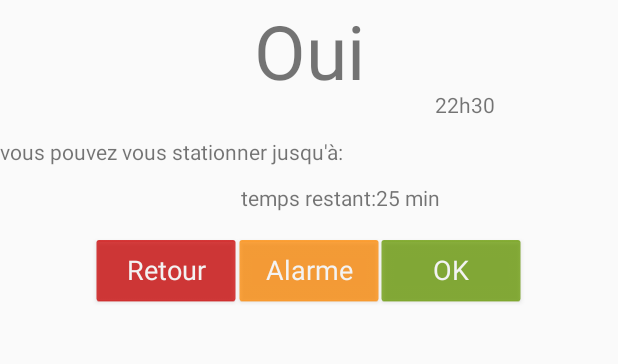
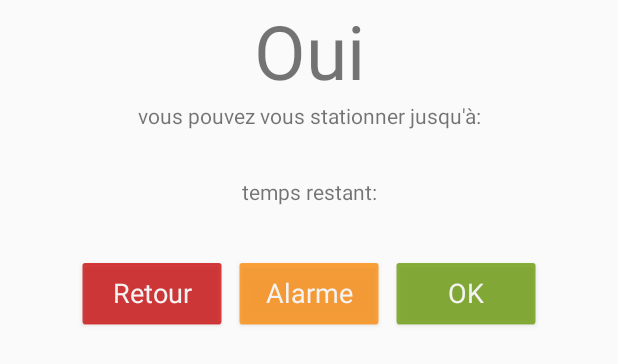
Before and after one commit to nisab3/NoTicketV6, an Android app: the layout analyse.xml on its own in the app's theme, with its tools: preview values and no code run, on a phone screen of 412 x 824 dp. Shown: the top 364 px of the screen. Run offline under Robolectric (Android 15) with nearby library versions, the phone set to English and light mode, and no system bars.

Commit message:
analyse dans le main

```diff
--- a/app/src/main/java/com/noticket/noticketv6/MainActivity.java
+++ b/app/src/main/java/com/noticket/noticketv6/MainActivity.java
@@ -411,26 +411,32 @@ public class MainActivity extends AppCompatActivity {
         Button boutonRetour = (Button) analyseView.findViewById(R.id.boutonFavSup);
 
         TextView reponse = (TextView) analyseView.findViewById(R.id.reponse);
+        TextView momentDisponible = (TextView) analyseView.findViewById(R.id.momentDisponible);
+        TextView tempsDisponible = (TextView) analyseView.findViewById(R.id.tempsRestant);
 
-
-//        String test = poteau.test();
-//        Toast.makeText(this, test, Toast.LENGTH_SHORT).show();
-//        TextView test1 = (TextView) analyseView.findViewById(R.id.textView6);
-//        test1.setText(test);
 
         // analyse return int[heure, min, peutMaintenant=>(0=non et 1=Oui), jour=>(0=aujourdhui et 1=demain)]
         analyse = poteau.analyse();
-//        String test = poteau.
-//        TextView test1 = (TextView) analyseView.findViewById(R.id.textView6);
-//        test1.setText(test);
+
+        // Pour faire que les heures comme 12h00 ne donne pas 12h0
+        String heure = "" + analyse[0];
+        String minute = "" + analyse[1];
+        if (heure.equals("0")) heure="00";
+        if (minute.equals("0")) minute="00";
 
         // Si on ne peut pas se stationner
         if (analyse[2]==0) {
             reponse.setText("Non");
             reponse.setTextColor(Color.RED);
+            momentDisponible.setText("Le stationnement ne sera disponible qu'à "+heure+"h"+minute);
+            // TODO fonction qui calcule la différence entre 2 temps
+            tempsDisponible.setText("Il reste à attendre "+"1h22");
         } else {
             reponse.setText("Oui");
             reponse.setTextColor(Color.GREEN);
+            momentDisponible.setText("Le stationnement est disponible jusqu'à "+heure+"h"+minute);
+            // TODO fonction qui calcule la différence entre 2 temps
+            tempsDisponible.setText("Vous devrez déplacez votre véhicule dans "+"1 heure et 22 minutes");
         }
 
         analyseBuilder.setView(analyseView);
--- a/app/src/main/res/layout/analyse.xml
+++ b/app/src/main/res/layout/analyse.xml
@@ -21,7 +21,7 @@
         android:layout_width="100dp"
         android:layout_height="wrap_content"
         android:layout_alignTop="@+id/boutonFavAnuler"
-        android:layout_toStartOf="@+id/textView4"
+        android:layout_toStartOf="@+id/reponse"
         android:backgroundTint="@android:color/holo_red_dark"
         android:text="Retour" />
 
@@ -31,7 +31,7 @@
         android:layout_width="100dp"
         android:layout_height="wrap_content"
         android:layout_alignTop="@+id/boutonFavSup"
-        android:layout_toEndOf="@+id/textView4"
+        android:layout_toEndOf="@+id/reponse"
         android:backgroundTint="@android:color/holo_green_dark"
         android:text="OK" />
 
@@ -42,43 +42,27 @@
         android:layout_height="wrap_content"
         android:layout_alignParentTop="true"
         android:layout_centerHorizontal="true"
-        android:layout_marginTop="156dp"
+        android:layout_marginTop="171dp"
         android:backgroundTint="@android:color/holo_orange_dark"
         android:text="Alarme" />
 
     <TextView
-        android:id="@+id/textView4"
-        android:layout_width="wrap_content"
-        android:layout_height="wrap_content"
+        android:id="@+id/tempsRestant"
+        android:layout_width="224dp"
+        android:layout_height="43dp"
         android:layout_alignParentTop="true"
         android:layout_centerHorizontal="true"
-        android:layout_marginTop="122dp"
-        android:text="temps restant:" />
+        android:layout_marginTop="118dp"
+        android:text="temps restant:"
+        android:textAlignment="center" />
 
     <TextView
-        android:id="@+id/textView5"
+        android:id="@+id/momentDisponible"
         android:layout_width="wrap_content"
-        android:layout_height="wrap_content"
-        android:layout_alignTop="@+id/textView4"
-        android:layout_toEndOf="@+id/textView4"
-        android:text="25 min" />
+        android:layout_height="38dp"
+        android:layout_below="@+id/reponse"
+        android:layout_centerHorizontal="true"
+        android:text="vous pouvez vous stationner jusqu'à:"
+        android:textAlignment="center" />
 
-    <TextView
-        android:id="@+id/textView6"
-        android:layout_width="wrap_content"
-        android:layout_height="wrap_content"
-        android:layout_alignParentStart="true"
-        android:layout_alignParentTop="true"
-        android:layout_marginTop="91dp"
-        android:text="vous pouvez vous stationner jusqu'à:" />
-
-    <TextView
-        android:id="@+id/textView7"
-        android:layout_width="wrap_content"
-        android:layout_height="wrap_content"
-        android:layout_alignParentEnd="true"
-        android:layout_alignParentTop="true"
-        android:layout_marginEnd="82dp"
-        android:layout_marginTop="60dp"
-        android:text="22h30" />
 </RelativeLayout>
```
